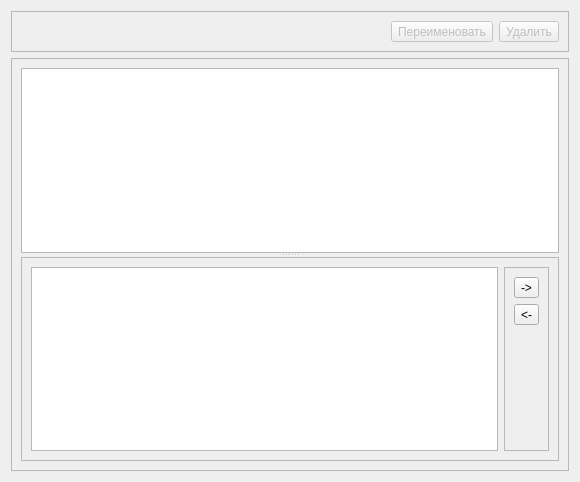
Flk427/CrossWordsHunter, file src/gui/DocumentsStorageViewver/DocumentsStorageViewverWidget.ui: the form before one commit.
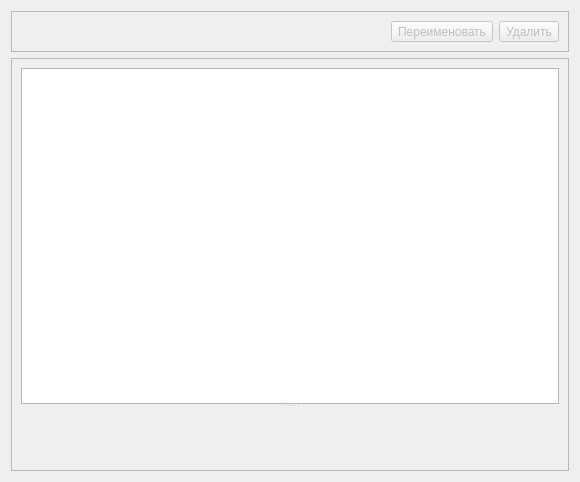
The form after the commit. Custom widgets are drawn as their Qt base class.

Commit message: [+] Просмотр документоа с кнопками навигации вынесены в отдельный виджет.

Diff of the .ui file:
```diff
--- a/src/gui/DocumentsStorageViewver/DocumentsStorageViewverWidget.ui
+++ b/src/gui/DocumentsStorageViewver/DocumentsStorageViewverWidget.ui
@@ -80,58 +80,7 @@
          <enum>Qt::Vertical</enum>
         </property>
         <widget class="QListView" name="listView"/>
-        <widget class="QFrame" name="frame_2">
-         <property name="frameShape">
-          <enum>QFrame::StyledPanel</enum>
-         </property>
-         <property name="frameShadow">
-          <enum>QFrame::Raised</enum>
-         </property>
-         <layout class="QHBoxLayout" name="horizontalLayout">
-          <item>
-           <widget class="DocumentEditorWidget" name="documentEditor"/>
-          </item>
-          <item>
-           <widget class="QFrame" name="frame_3">
-            <property name="frameShape">
-             <enum>QFrame::StyledPanel</enum>
-            </property>
-            <property name="frameShadow">
-             <enum>QFrame::Raised</enum>
-            </property>
-            <layout class="QVBoxLayout" name="verticalLayout_3">
-             <item>
-              <widget class="QToolButton" name="toolButtonNextWord">
-               <property name="text">
-                <string>-&gt;</string>
-               </property>
-              </widget>
-             </item>
-             <item>
-              <widget class="QToolButton" name="toolButtonPrevWord">
-               <property name="text">
-                <string>&lt;-</string>
-               </property>
-              </widget>
-             </item>
-             <item>
-              <spacer name="verticalSpacer">
-               <property name="orientation">
-                <enum>Qt::Vertical</enum>
-               </property>
-               <property name="sizeHint" stdset="0">
-                <size>
-                 <width>20</width>
-                 <height>40</height>
-                </size>
-               </property>
-              </spacer>
-             </item>
-            </layout>
-           </widget>
-          </item>
-         </layout>
-        </widget>
+        <widget class="DocumentViewerWidget" name="documentViewer" native="true"/>
        </widget>
       </item>
      </layout>
@@ -141,9 +90,10 @@
  </widget>
  <customwidgets>
   <customwidget>
-   <class>DocumentEditorWidget</class>
-   <extends>QTextEdit</extends>
-   <header>DocumentEditorWidget.h</header>
+   <class>DocumentViewerWidget</class>
+   <extends>QWidget</extends>
+   <header>DocumentViewerWidget.h</header>
+   <container>1</container>
   </customwidget>
  </customwidgets>
  <resources/>
```
The commit also changes 6 other files.
